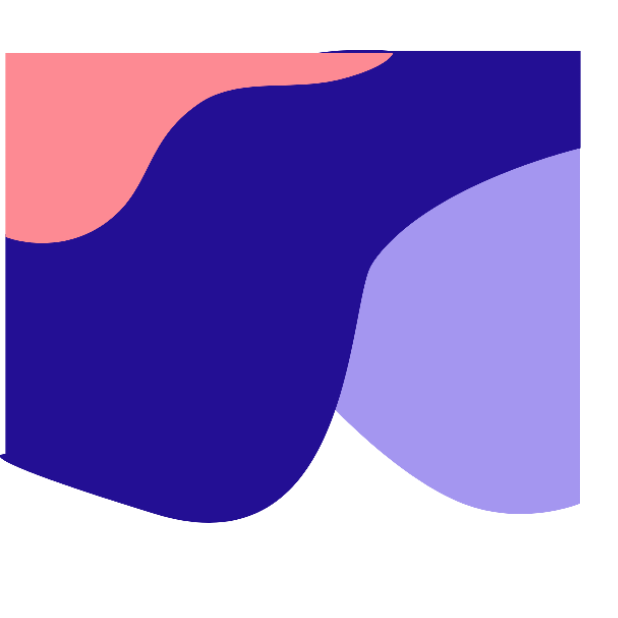
After one commit to RymsLabs/Mathagoras-android, an Android app: the LoginActivity screen opened directly, with no data from a screen before it, on a phone screen of 412 x 824 dp, the top half of it. The commit adds this screen. Run offline under Robolectric (Android 15) with nearby library versions, the phone set to English and light mode, and no system bars.

Commit message:
Login Activity Framework is ready

```diff
--- a/app/src/main/AndroidManifest.xml
+++ b/app/src/main/AndroidManifest.xml
@@ -9,7 +9,8 @@
         android:roundIcon="@mipmap/ic_launcher_round"
         android:supportsRtl="true"
         android:theme="@style/MainTheme">
-        <activity android:name=".Choice"></activity>
+        <activity android:name=".LoginActivity"></activity>
+        <activity android:name=".Choice" />
         <activity android:name=".OnBoardingActivity" />
         <activity android:name=".MainActivity">
             <intent-filter>
--- /dev/null
+++ b/app/src/main/java/com/ryms/mathagoras/LoginActivity.java
@@ -0,0 +1,14 @@
+package com.ryms.mathagoras;
+
+import androidx.appcompat.app.AppCompatActivity;
+
+import android.os.Bundle;
+
+public class LoginActivity extends AppCompatActivity {
+
+    @Override
+    protected void onCreate(Bundle savedInstanceState) {
+        super.onCreate(savedInstanceState);
+        setContentView(R.layout.activity_login);
+    }
+}
--- /dev/null
+++ b/app/src/main/res/layout/activity_login.xml
@@ -0,0 +1,20 @@
+<?xml version="1.0" encoding="utf-8"?>
+<androidx.constraintlayout.widget.ConstraintLayout xmlns:android="http://schemas.android.com/apk/res/android"
+    xmlns:app="http://schemas.android.com/apk/res-auto"
+    xmlns:tools="http://schemas.android.com/tools"
+    android:layout_width="match_parent"
+    android:layout_height="match_parent"
+    android:background="#ffffff"
+    tools:context=".LoginActivity">
+
+    <ImageView
+        android:id="@+id/imageView2"
+        android:layout_width="387dp"
+        android:layout_height="374dp"
+        android:layout_marginTop="4dp"
+        app:layout_constraintEnd_toEndOf="parent"
+        app:layout_constraintHorizontal_bias="0.0"
+        app:layout_constraintStart_toStartOf="parent"
+        app:layout_constraintTop_toTopOf="parent"
+        app:srcCompat="@drawable/prodesign" />
+</androidx.constraintlayout.widget.ConstraintLayout>
```
Also changed, not shown: app/src/main/java/com/ryms/mathagoras/Choice.java (+29 -0 lines), app/src/main/res/layout/activity_choice.xml (+56 -3 lines).
